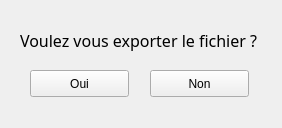
Old version of the form Logiciel/PC/linux_ubuntu/ClientEIP/frm.ui in the repository connery/epicopter.
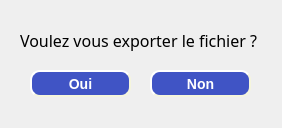
New version of the form.

```diff
--- a/Logiciel/PC/linux_ubuntu/ClientEIP/frm.ui
+++ b/Logiciel/PC/linux_ubuntu/ClientEIP/frm.ui
@@ -37,10 +37,35 @@
     <rect>
      <x>30</x>
      <y>70</y>
-     <width>99</width>
+     <width>101</width>
      <height>27</height>
     </rect>
    </property>
+   <property name="styleSheet">
+    <string notr="true"> QPushButton#pushButton:pressed{
+    color: rgb(255, 255, 255);
+	 background-color: rgb(64, 84, 197);
+     border-style: outset;
+     border-width: 2px;
+     border-radius: 10px;
+     border-color: red;
+     font: bold 14px;
+     min-width: 5em;
+     padding: 6px;
+ }
+ 
+QPushButton#pushButton{
+    color: rgb(255, 255, 255);
+	 background-color: rgb(64, 84, 197);
+     border-style: outset;
+     border-width: 2px;
+     border-radius: 10px;
+     border-color: beige;
+     font: bold 14px;
+     min-width: 5em;
+     padding: 6px;
+ }</string>
+   </property>
    <property name="text">
     <string>Oui</string>
    </property>
@@ -50,10 +75,35 @@
     <rect>
      <x>150</x>
      <y>70</y>
-     <width>99</width>
+     <width>101</width>
      <height>27</height>
     </rect>
    </property>
+   <property name="styleSheet">
+    <string notr="true"> QPushButton#pushButton_2:pressed{
+    color: rgb(255, 255, 255);
+	 background-color: rgb(64, 84, 197);
+     border-style: outset;
+     border-width: 2px;
+     border-radius: 10px;
+     border-color: red;
+     font: bold 14px;
+     min-width: 5em;
+     padding: 6px;
+ }
+ 
+QPushButton#pushButton_2{
+    color: rgb(255, 255, 255);
+	 background-color: rgb(64, 84, 197);
+     border-style: outset;
+     border-width: 2px;
+     border-radius: 10px;
+     border-color: beige;
+     font: bold 14px;
+     min-width: 5em;
+     padding: 6px;
+ }</string>
+   </property>
    <property name="text">
     <string>Non</string>
    </property>
```
